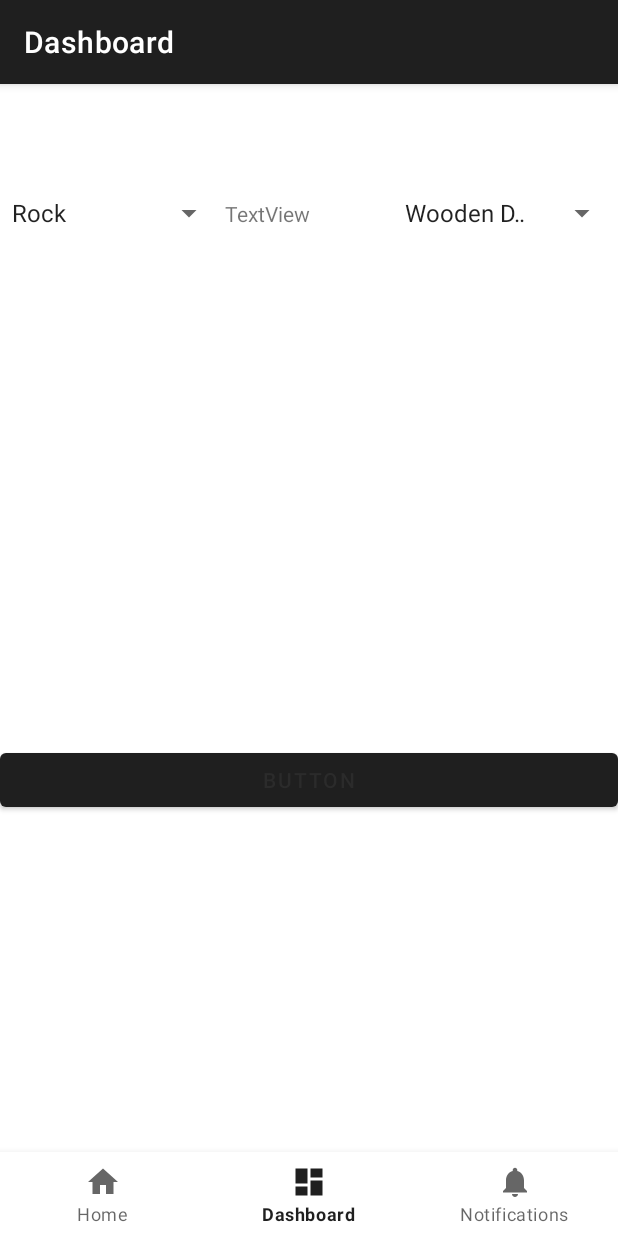
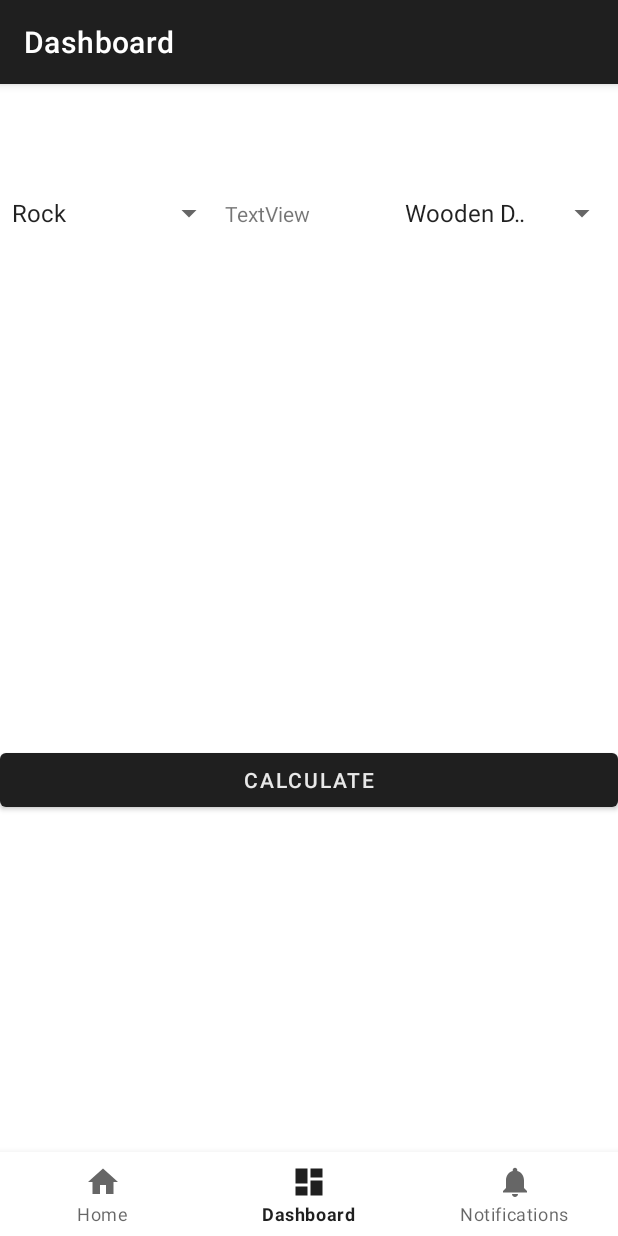
Before and after one commit to BananichTT/RUSTcalculator, an Android app: the DashboardFragment screen opened through its navigation route, on a phone screen of 412 x 824 dp. Run offline under Robolectric (Android 15) with nearby library versions, the phone set to English and light mode, and no system bars; our stand-ins replace navigation-ui.

Commit message:
add comments

```diff
--- a/app/src/main/java/com/example/rustcal/MainActivity.java
+++ b/app/src/main/java/com/example/rustcal/MainActivity.java
@@ -12,6 +12,7 @@ import android.widget.Button;
 
 import java.io.IOException;
 
+                            /*ТЕСТЫ С БД*/
 
 public class MainActivity extends AppCompatActivity {
 
--- a/app/src/main/java/com/example/rustcal/ui/dashboard/DashboardFragment.java
+++ b/app/src/main/java/com/example/rustcal/ui/dashboard/DashboardFragment.java
@@ -32,7 +32,7 @@ public class DashboardFragment extends Fragment {
     private FragmentDashboardBinding binding;
     private DatabaseHelper DBHelper;
     private SQLiteDatabase Db;
-    public String damage;
+    public String damage; // Урон и одновремено урон который получает инструмент за 1 удар
     public String pri; // Прочность инструмента
     public String pro; // Прочность объекта
 
@@ -70,16 +70,18 @@ public class DashboardFragment extends Fragment {
         spinner.setOnItemSelectedListener(new AdapterView.OnItemSelectedListener() {
             @Override
             public void onItemSelected(AdapterView<?> parent, View view, int position, long id) {
-                String selection = "name = ?";
-                String[] selectionArgs = new String[]{(String)parent.getItemAtPosition(position)};
-                Cursor cursor = Db.query("items", null, selection, selectionArgs, null, null, null);
+                String selection = "name = ?"; // Параметр по которому ведется поиск
+                String[] selectionArgs = new String[]{(String)parent.getItemAtPosition(position)}; // Значение для параметра
 
+                Cursor cursor = Db.query("items", null, selection, selectionArgs, null, null, null); // Запрос
+
+                // Поиск значения вроде как
                 if(cursor != null){
                     if(cursor.moveToFirst()){
                         do{
                             damage = cursor.getString(1); // Получаем тот столбец который нужен, в нашем случае урон инструмента
-                            pri = cursor.getString(2);
-                            Log.d("mLog", "damage: " + damage + "; " + "prochnost: " + pri);
+                            pri = cursor.getString(2); // Тут прочность инструмента
+                            Log.d("mLog", "damage: " + damage + "; " + "prochnost: " + pri); // На всякий случай вывожу информацию в логи
                         }while (cursor.moveToNext());
                     }
                     cursor.close();
@@ -93,6 +95,8 @@ public class DashboardFragment extends Fragment {
 
             }
         });
+
+        // Тоже самое только для второго спиннера
 
         ArrayAdapter<?> adapter2 = ArrayAdapter.createFromResource(getActivity(), R.array.objects, android.R.layout.simple_spinner_item);
         adapter2.setDropDownViewResource(android.R.layout.simple_spinner_dropdown_item);
@@ -124,13 +128,16 @@ public class DashboardFragment extends Fragment {
             }
         });
 
+        // Вычисления происходят по нажатию кнопки
+
         calculate.setOnClickListener(new View.OnClickListener() {
             @Override
             public void onClick(View v) {
-                double a = Integer.parseInt(damage);
-                double pi = Integer.parseInt(pri);
-                double po = Integer.parseInt(pro);
-                double n = (a / pi) * (po / a);
+                double a = Integer.parseInt(damage); // урон инструмента и тот урон который получает он за 1 удар
+                                                        // (если эти значения должны быть разные то можно разбить на 2 переменные)
+                double pi = Integer.parseInt(pri);// прочность инструмента
+                double po = Integer.parseInt(pro);// прочность объекта
+                double n = (a / pi) * (po / a); // формула по которой происходит расчет
 
                 text.setText(String.valueOf(n));
                 Log.d("calculateing", String.valueOf(n));
--- a/app/src/main/res/layout/fragment_dashboard.xml
+++ b/app/src/main/res/layout/fragment_dashboard.xml
@@ -33,6 +33,7 @@
         android:id="@+id/button4"
         android:layout_width="match_parent"
         android:layout_height="wrap_content"
-        android:text="Button" />
+        android:text="Calculate"
+        android:textColor="#E8E8E8" />
 
 </LinearLayout>
```
